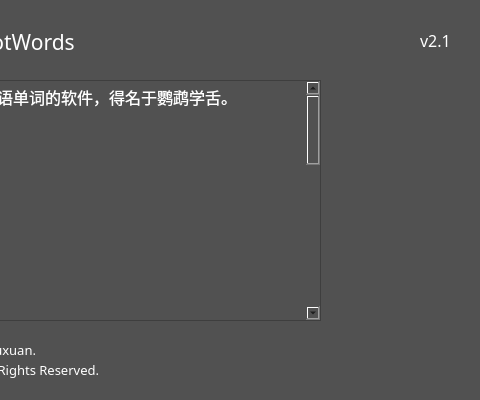
liyuxuan2003/ParrotWords, file About.ui: the form before one commit; both pictures show x 220 to 700 and y 0 to 400 of the 700 by 400 pixel window.
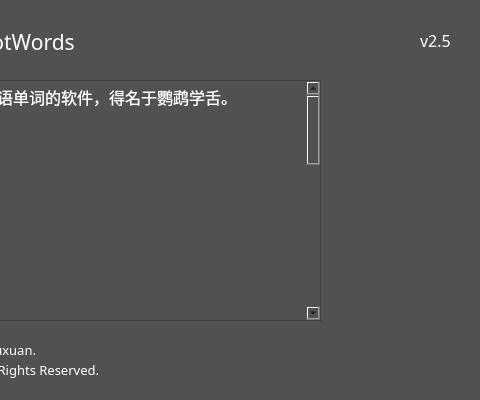
The form after the commit. Icons and pictures are not drawn.

The edit to the form file:
```diff
--- a/About.ui
+++ b/About.ui
@@ -79,7 +79,7 @@
     <string notr="true">color: rgb(255, 255, 255);</string>
    </property>
    <property name="text">
-    <string>v2.1</string>
+    <string>v2.5</string>
    </property>
   </widget>
   <widget class="QPlainTextEdit" name="plainTextEdit">
```
